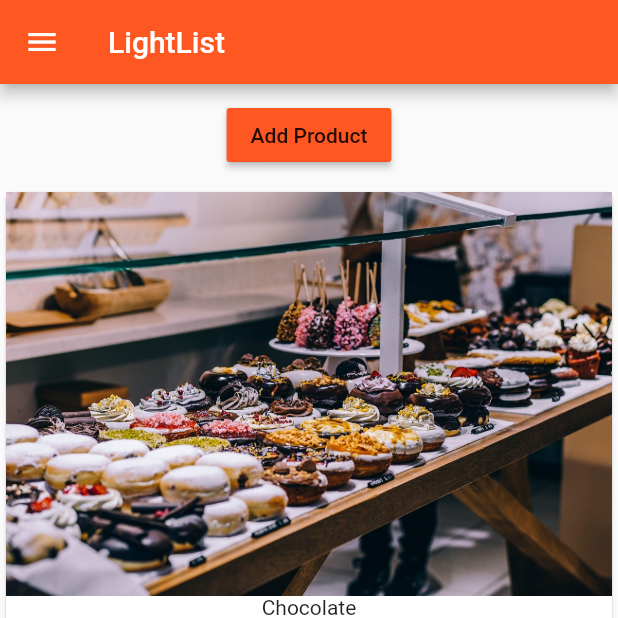
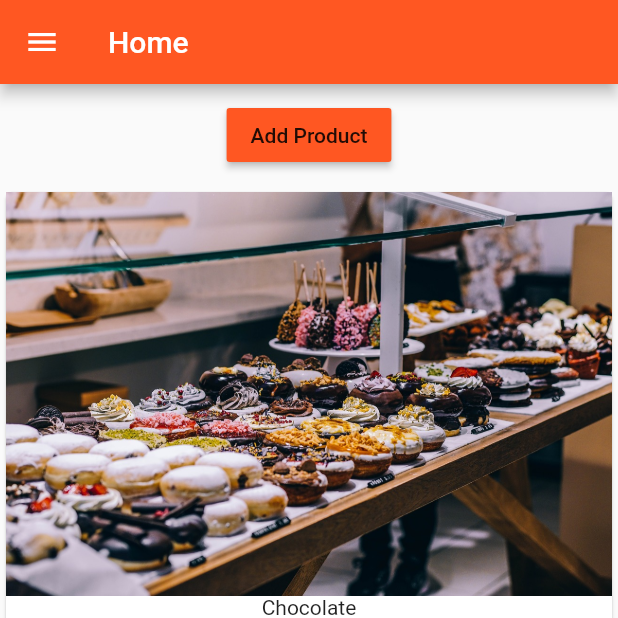
Before and after one commit to cgustav/Flutter_course, a Flutter app: the AuthPage screen opened directly, after a tap on "Login", after a tap on "Add Product", on a phone screen of 412 x 824 dp, the top half of it. Run offline on Flutter 3.47's test engine with Material 2 defaults, Android fonts, the phone set to English and light mode, and no system bars.

Commit message:
persistent data & complete navigation fix

```diff
--- a/lib/main.dart
+++ b/lib/main.dart
@@ -4,6 +4,9 @@ import 'package:flutter/material.dart';
 //local
 //import './product_manager.dart';
 import './pages/auth.dart';
+import './pages/home/products.dart';
+import './pages/myproducts/myproducts.dart';
+import './pages/product.dart';
 
 void main() {
   //debugPaintSizeEnabled = true;
@@ -12,17 +15,64 @@ void main() {
   runApp(MyApp());
 }
 
-class MyApp extends StatelessWidget {
+class MyApp extends StatefulWidget {
+  @override
+  State<StatefulWidget> createState() {
+    // TODO: implement createState
+    return _MyAppState();
+  }
+}
+
+class _MyAppState extends State<MyApp> {
+  List<Map<String, String>> _products = [];
+
+  void _addProduct(Map<String, String> product) {
+    setState(() {
+      _products.add(product);
+    });
+  }
+
+  void _deleteProduct(int index){
+    setState(() {
+      _products.removeAt(index);
+    });
+  }
+
+
   @override
   Widget build(BuildContext context) {
     return MaterialApp(
       //debugShowMaterialGrid: true,
       theme: ThemeData(
-        brightness: Brightness.light,
-        primarySwatch: Colors.deepOrange,
-        accentColor: Colors.deepPurple
-      ),
-      home: AuthPage(),
+          brightness: Brightness.light,
+          primarySwatch: Colors.deepOrange,
+          accentColor: Colors.deepPurple),
+      //home: AuthPage(),
+      routes: {
+        '/': (BuildContext context) => ProductsPage(_products, _addProduct, _deleteProduct),
+        '/myproducts': (BuildContext context) => MyProductsPage()
+      },
+      onGenerateRoute: (RouteSettings settings) {
+        //This allow us to pass arguments through name routes
+        final List<String> pathElements = settings.name.split('/');
+
+        //Invalid name route
+        if (pathElements[0] != '') {
+          return null;
+        }
+
+        //Valid name route
+        if (pathElements[1] == 'product') {
+          final int index = int.parse(pathElements[2]);
+          //image url
+          //title:_products[index],imageUrl:_products[index]
+          return MaterialPageRoute<bool>(
+              builder: (BuildContext context) => ProductPage(
+                  _products[index]['title'], _products[index]['image']));
+        }
+
+        //
+      },
     );
   }
 }
--- a/lib/pages/auth.dart
+++ b/lib/pages/auth.dart
@@ -1,7 +1,7 @@
 import 'package:flutter/material.dart';
 
 //local
-import './products.dart';
+import './home/products.dart';
 
 class AuthPage extends StatelessWidget {
   @override
@@ -16,13 +16,14 @@ class AuthPage extends StatelessWidget {
         child: RaisedButton(
           child: Text('Login'),
           onPressed: () {
-            // Replacement simply means the current page
-            // completely gets replaced with this one.
-            Navigator.pushReplacement(
-              context,
-              MaterialPageRoute(
-                  builder: (BuildContext context) => ProductsPage()),
-            );
+            //Replacement simply means the current page
+            //completely gets replaced with this one.
+            // Navigator.pushReplacement(
+            //   context,
+            //   MaterialPageRoute(
+            //       builder: (BuildContext context) => ProductsPage()),
+            // );
+            Navigator.pushReplacementNamed(context, '/');
           },
         ),
       ),
--- /dev/null
+++ b/lib/pages/home/products.dart
@@ -0,0 +1,24 @@
+import 'package:flutter/material.dart';
+
+//local
+import '../../product_manager.dart';
+import '../shared/sideBar.dart';
+
+class ProductsPage extends StatelessWidget {
+  final List<Map<String,String>> products;
+  final Function addProduct;
+  final Function deleteProduct;
+
+  ProductsPage(this.products, this. addProduct, this.deleteProduct);
+
+  @override
+  Widget build(BuildContext context) {
+    return Scaffold(
+      drawer: SideBar(),
+      appBar: AppBar(
+        title: Text('Home'),
+      ),
+      body: ProductManager(this.products, this.addProduct, this.deleteProduct),
+    );
+  }
+}
--- a/lib/pages/myproducts/myproducts.dart
+++ b/lib/pages/myproducts/myproducts.dart
@@ -24,7 +24,7 @@ class MyProductsPage extends StatelessWidget {
         child: Scaffold(
           drawer: SideBar(),
           appBar: AppBar(
-            title: Text('Profile Settings'),
+            title: Text('My Products'),
             bottom: TabBar(
               tabs: <Widget>[
                 Tab(
--- a/lib/pages/products.dart
+++ /dev/null
@@ -1,27 +0,0 @@
-import 'package:flutter/material.dart';
-
-//local
-import '../product_manager.dart';
-import './shared/sideBar.dart';
-
-class ProductsPage extends StatelessWidget {
-  // void _showDialog(){
-  //   showDialog(
-  //     context: context,
-  //     builder: (BuildContext context){
-  //       return AlertDialog();
-  //     }
-  //   );
-  // }
-
-  @override
-  Widget build(BuildContext context) {
-    return Scaffold(
-      drawer: SideBar(),
-      appBar: AppBar(
-        title: Text('LightList'),
-      ),
-      body: ProductManager(),
-    );
-  }
-}
--- a/lib/product_manager.dart
+++ b/lib/product_manager.dart
@@ -3,62 +3,21 @@ import 'package:flutter/material.dart';
 import './products.dart';
 import './buttonManager.dart';
 
-class ProductManager extends StatefulWidget {
-  final Map<String, String> startingProduct;
+class ProductManager extends StatelessWidget {
+  final List<Map<String,String>> products;
+  final Function addProduct;
+  final Function deleteProduct;
 
-  //constructor w/ positional args
-  ProductManager({this.startingProduct});
-
-  //As a named constructor w/ named args
-  // - Optional Arg example
-  //ProductManager({this.startingProduct}); //optional
-  //Instantiation->ProductManager({startingProduct: 'value'})
-  // - Required Arg example
-  //ProductManager ([this.startingProduct = 'value'])
-  //
-  @override
-  State<StatefulWidget> createState() {
-    return _ProductManagerState();
-  }
-}
-
-class _ProductManagerState extends State<ProductManager> {
-  List<Map<String, String>> _products = [];
-
-  @override
-  void initState() {
-    if (widget.startingProduct != null) {
-      _products.add(widget.startingProduct);
-    }
-    super.initState();
-  }
-
-  @override
-  void didUpdateWidget(ProductManager oldwidget) {
-    print('Doing a didupdatewidget()');
-    super.didUpdateWidget(oldwidget);
-  }
-
-  void _addProduct(Map<String, String> product) {
-    setState(() {
-      _products.add(product);
-    });
-  }
-
-  void _deleteProduct(int index){
-    setState(() {
-      _products.removeAt(index);
-    });
-  }
+  ProductManager(this.products, this.addProduct, this.deleteProduct);
 
   @override
   Widget build(BuildContext context) {
     return Column(children: [
       Container(
         margin: EdgeInsets.all(10.0),
-        child: ButtonManager(_addProduct),
+        child: ButtonManager(addProduct),
       ),
-      Expanded(child: Products(_products,deleteProduct: _deleteProduct),)
+      Expanded(child: Products(products,deleteProduct: deleteProduct),)
       //deleteProduct: _deleteProduct
     ]);
   }
--- a/lib/products.dart
+++ b/lib/products.dart
@@ -44,12 +44,13 @@ class Products extends StatelessWidget {
                       color: Colors.white,
                     )),
                 onPressed: () => {
-                      Navigator.push<bool>(
-                              context,
-                              MaterialPageRoute(
-                                  builder: (context) => ProductPage(
-                                      products[index]['title'],
-                                      products[index]['image'])))
+                      //Navigator.push<bool>(
+                      //context,
+                      // MaterialPageRoute(
+                      //     builder: (context) => ProductPage(
+                      //         products[index]['title'],
+                      //         products[index]['image'])))
+                      Navigator.pushNamed<bool>(context, '/product/'+ index.toString())
                           .then((bool value) {
                         if (value) {
                           deleteProduct(index);
```
Also changed, not shown: lib/pages/shared/sideBar.dart (+8 -6 lines).
